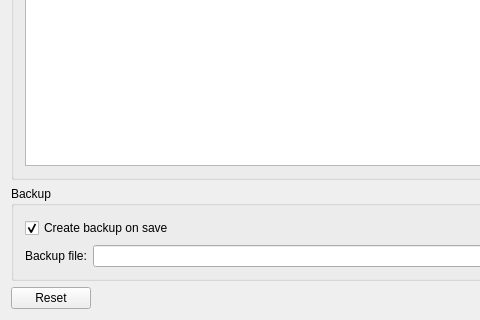
First picture: the form in src/repoeditor/repoeditor.ui, repository kratos83/CondresControlCenter, before the edit; both pictures show x 0 to 480 and y 90 to 410 of the 900 by 410 pixel window.
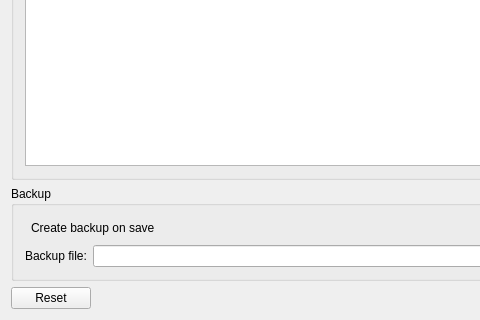
Second picture: the form after the edit. Icons and pictures are not drawn. Custom widgets are drawn as their Qt base class.

Patch:
```diff
--- a/src/repoeditor/repoeditor.ui
+++ b/src/repoeditor/repoeditor.ui
@@ -163,13 +163,13 @@
       <item>
        <layout class="QHBoxLayout" name="horizontalLayout_4">
         <item>
-         <widget class="QCheckBox" name="checkBox">
+         <widget class="CheckBox" name="checkBox"/>
+        </item>
+        <item>
+         <widget class="QLabel" name="label_2">
           <property name="text">
            <string>Create backup on save</string>
           </property>
-          <property name="checked">
-           <bool>true</bool>
-          </property>
          </widget>
         </item>
         <item>
@@ -225,6 +225,13 @@
   </layout>
  </widget>
  <layoutdefault spacing="6" margin="11"/>
+ <customwidgets>
+  <customwidget>
+   <class>CheckBox</class>
+   <extends>QWidget</extends>
+   <header location="global">CondresControlCenter/CheckBox.h</header>
+  </customwidget>
+ </customwidgets>
  <resources>
   <include location="resources.qrc"/>
  </resources>
```
Left out of the diff: 21 changed lines with no effect on the pictures.
